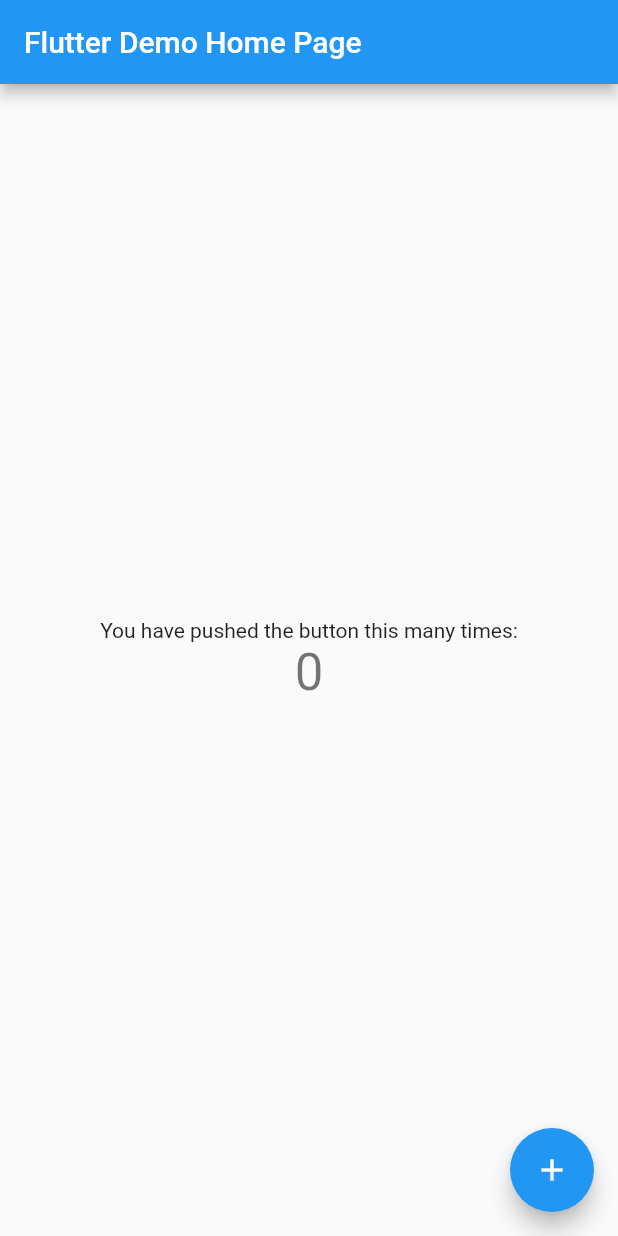
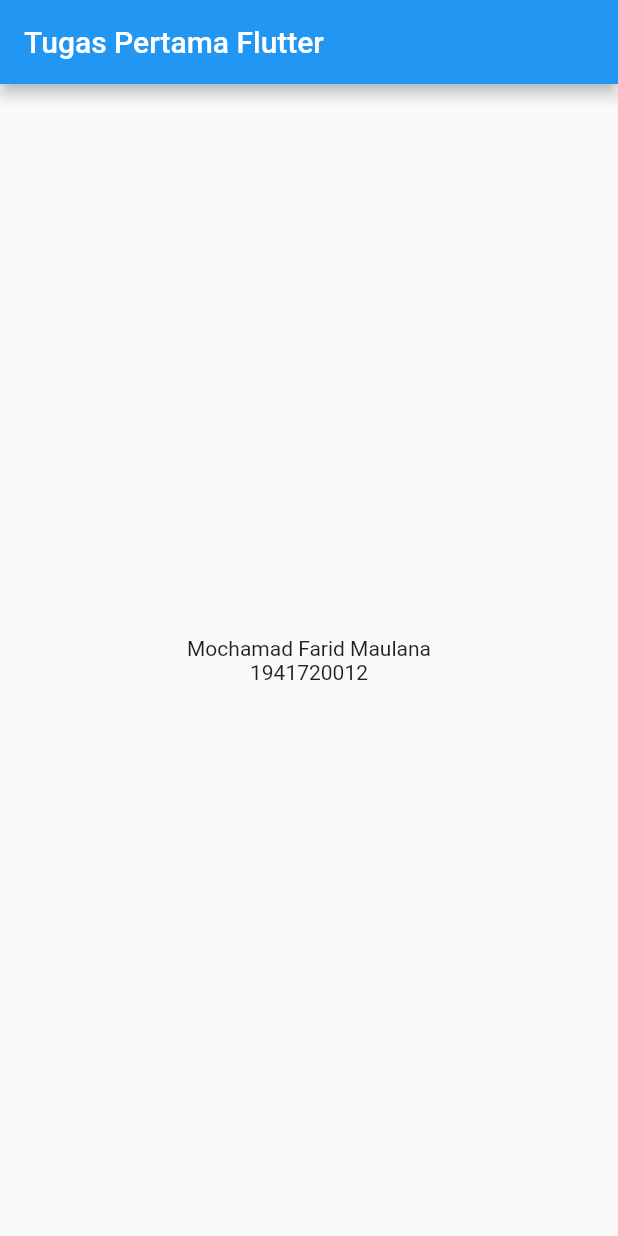
Before and after one commit to farid-maulana/polinema_mobile_flutter_hello, a Flutter app: the screen it shows after launch, on a phone screen of 412 x 824 dp. Run offline on Flutter 3.47's test engine with Material 2 defaults, Android fonts, the phone set to English and light mode, and no system bars.

Commit message:
Tugas pertama flutter

```diff
--- a/lib/main.dart
+++ b/lib/main.dart
@@ -11,103 +11,37 @@ class MyApp extends StatelessWidget {
     return MaterialApp(
       title: 'Flutter Demo',
       theme: ThemeData(
-        // This is the theme of your application.
-        //
-        // Try running your application with "flutter run". You'll see the
-        // application has a blue toolbar. Then, without quitting the app, try
-        // changing the primarySwatch below to Colors.green and then invoke
-        // "hot reload" (press "r" in the console where you ran "flutter run",
-        // or simply save your changes to "hot reload" in a Flutter IDE).
-        // Notice that the counter didn't reset back to zero; the application
-        // is not restarted.
         primarySwatch: Colors.blue,
       ),
-      home: MyHomePage(title: 'Flutter Demo Home Page'),
+      home: MyHomePage(title: 'Tugas Pertama Flutter'),
     );
   }
 }
 
-class MyHomePage extends StatefulWidget {
-  MyHomePage({Key? key, required this.title}) : super(key: key);
-
-  // This widget is the home page of your application. It is stateful, meaning
-  // that it has a State object (defined below) that contains fields that affect
-  // how it looks.
-
-  // This class is the configuration for the state. It holds the values (in this
-  // case the title) provided by the parent (in this case the App widget) and
-  // used by the build method of the State. Fields in a Widget subclass are
-  // always marked "final".
+class MyHomePage extends StatelessWidget {
+  const MyHomePage({Key? key, required this.title}) : super(key: key);
 
   final String title;
 
   @override
-  _MyHomePageState createState() => _MyHomePageState();
-}
-
-class _MyHomePageState extends State<MyHomePage> {
-  int _counter = 0;
-
-  void _incrementCounter() {
-    setState(() {
-      // This call to setState tells the Flutter framework that something has
-      // changed in this State, which causes it to rerun the build method below
-      // so that the display can reflect the updated values. If we changed
-      // _counter without calling setState(), then the build method would not be
-      // called again, and so nothing would appear to happen.
-      _counter++;
-    });
-  }
-
-  @override
   Widget build(BuildContext context) {
-    // This method is rerun every time setState is called, for instance as done
-    // by the _incrementCounter method above.
-    //
-    // The Flutter framework has been optimized to make rerunning build methods
-    // fast, so that you can just rebuild anything that needs updating rather
-    // than having to individually change instances of widgets.
     return Scaffold(
       appBar: AppBar(
-        // Here we take the value from the MyHomePage object that was created by
-        // the App.build method, and use it to set our appbar title.
-        title: Text(widget.title),
+        title: Text(title),
       ),
       body: Center(
-        // Center is a layout widget. It takes a single child and positions it
-        // in the middle of the parent.
         child: Column(
-          // Column is also a layout widget. It takes a list of children and
-          // arranges them vertically. By default, it sizes itself to fit its
-          // children horizontally, and tries to be as tall as its parent.
-          //
-          // Invoke "debug painting" (press "p" in the console, choose the
-          // "Toggle Debug Paint" action from the Flutter Inspector in Android
-          // Studio, or the "Toggle Debug Paint" command in Visual Studio Code)
-          // to see the wireframe for each widget.
-          //
-          // Column has various properties to control how it sizes itself and
-          // how it positions its children. Here we use mainAxisAlignment to
-          // center the children vertically; the main axis here is the vertical
-          // axis because Columns are vertical (the cross axis would be
-          // horizontal).
           mainAxisAlignment: MainAxisAlignment.center,
           children: <Widget>[
             Text(
-              'You have pushed the button this many times:',
+              'Mochamad Farid Maulana',
             ),
             Text(
-              '$_counter',
-              style: Theme.of(context).textTheme.headline4,
+              '1941720012'
             ),
           ],
         ),
       ),
-      floatingActionButton: FloatingActionButton(
-        onPressed: _incrementCounter,
-        tooltip: 'Increment',
-        child: Icon(Icons.add),
-      ), // This trailing comma makes auto-formatting nicer for build methods.
     );
   }
 }
```
